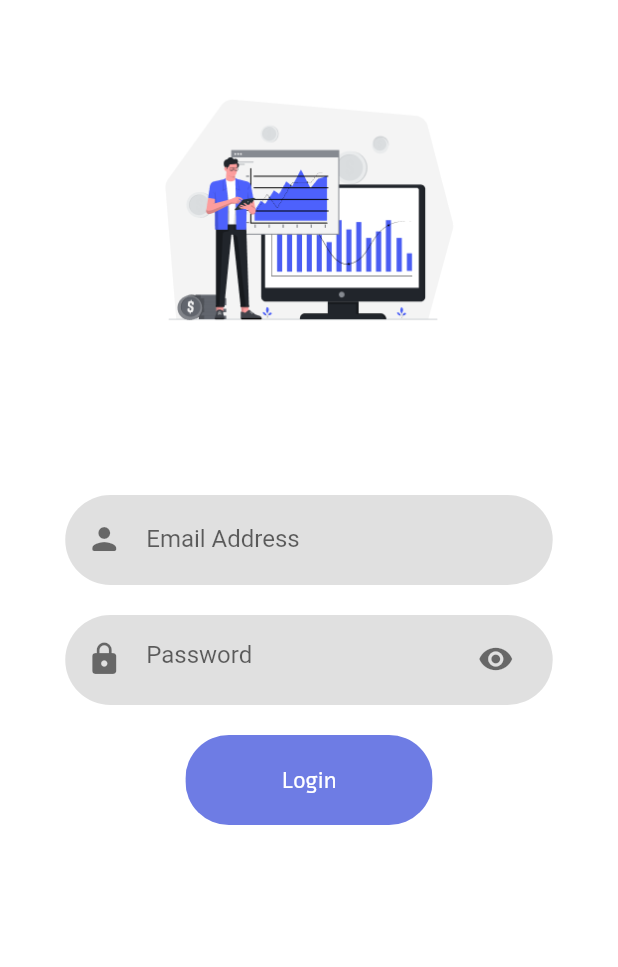
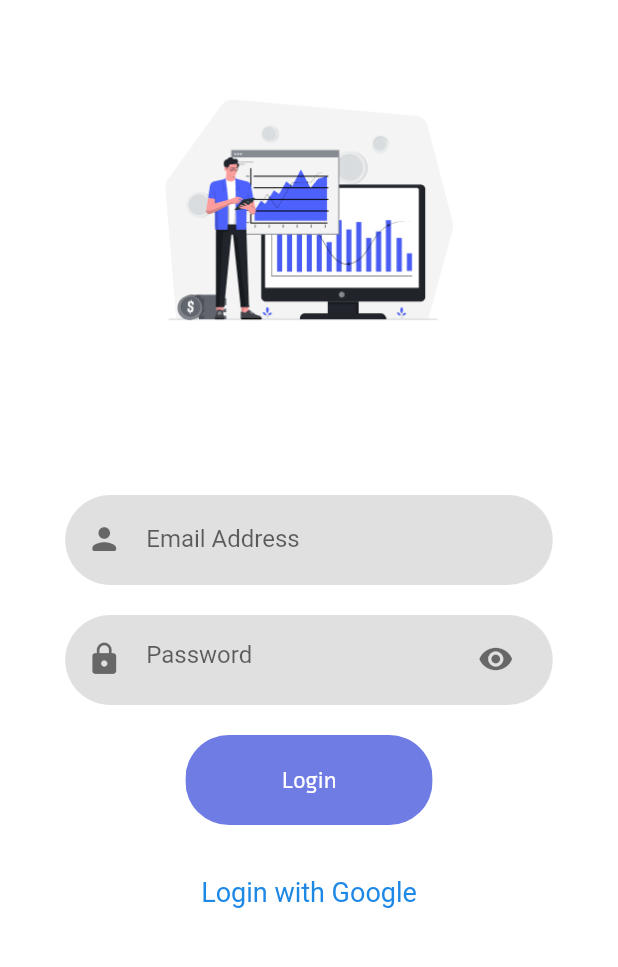
Before and after one commit to CSC234/Memby-application, a Flutter app: the Login screen opened directly, on a phone screen of 412 x 824 dp, the part 207-1174 px from its top. Run offline on Flutter 3.47's test engine with Material 2 defaults, Android fonts, the phone set to English and light mode, and no system bars; our stand-ins replace dotted_decoration, firebase_auth, firebase_core, google_sign_in; accounts and stored records are empty.

Commit message:
<feat,chore,build> add authen for email and google

```diff
--- a/lib/screens/loginScreen.dart
+++ b/lib/screens/loginScreen.dart
@@ -1,7 +1,8 @@
 import 'package:flutter/material.dart';
 import 'package:memby/constants.dart';
 import 'package:memby/components/rounded_button.dart';
-import 'package:memby/screens/landingScreen.dart';
+import 'package:provider/provider.dart';
+import 'package:memby/firebase.dart';
 
 class Login extends StatefulWidget {
   @override
@@ -14,6 +15,8 @@ class Login extends StatefulWidget {
 }
 
 class _LoginState extends State<Login> {
+  final TextEditingController emailController = TextEditingController();
+  final TextEditingController passwordController = TextEditingController();
   @override
   Widget build(BuildContext context) {
     Size size = MediaQuery.of(context).size;
@@ -61,6 +64,7 @@ class _LoginState extends State<Login> {
                   borderRadius: BorderRadius.circular(30),
                 ),
                 child: TextField(
+                  controller: emailController,
                   decoration: InputDecoration(
                       hintText: 'Email Address',
                       icon: Icon(
@@ -79,6 +83,7 @@ class _LoginState extends State<Login> {
                   borderRadius: BorderRadius.circular(30),
                 ),
                 child: TextField(
+                  controller: passwordController,
                   obscureText: true,
                   onChanged: (String value) {
                     setState(() {
@@ -106,19 +111,30 @@ class _LoginState extends State<Login> {
                 textColor: Colors.white,
                 text: "Login",
                 press: () {
-                Navigator.push(
-                  context,
-                  MaterialPageRoute(
-                    builder: (context) {
-                      return Landing();
-                    },
-                  ),
+                  context.read<FlutterFireAuthService>().signIn(
+                        email: emailController.text.trim(),
+                        password: passwordController.text.trim(),
+                        context: context,
                       );
-              },
-            ),
+                }),
+            buildButtonGoogle(context),
           ],
         ),
       ),
     );
   }
 }
+
+Widget buildButtonGoogle(BuildContext context) {
+  return InkWell(
+      child: Container(
+          constraints: BoxConstraints.expand(height: 50),
+          child: Text("Login with Google ",
+              textAlign: TextAlign.center,
+              style: TextStyle(fontSize: 18, color: Colors.blue[600])),
+          decoration: BoxDecoration(
+              borderRadius: BorderRadius.circular(16), color: Colors.white),
+          margin: EdgeInsets.only(top: 12),
+          padding: EdgeInsets.all(12)),
+      onTap: () => context.read<FlutterFireAuthService>().signInWithGoogle());
+}
```
Also changed, not shown: lib/firebase.dart (added, +74 -0 lines), lib/main.dart (+25 -4 lines), lib/screens/landingScreen.dart (+27 -0 lines), pubspec.yaml (+4 -3 lines), pubspec.lock, 1 other file. Lines whose indentation alone changed are shown as unchanged.
